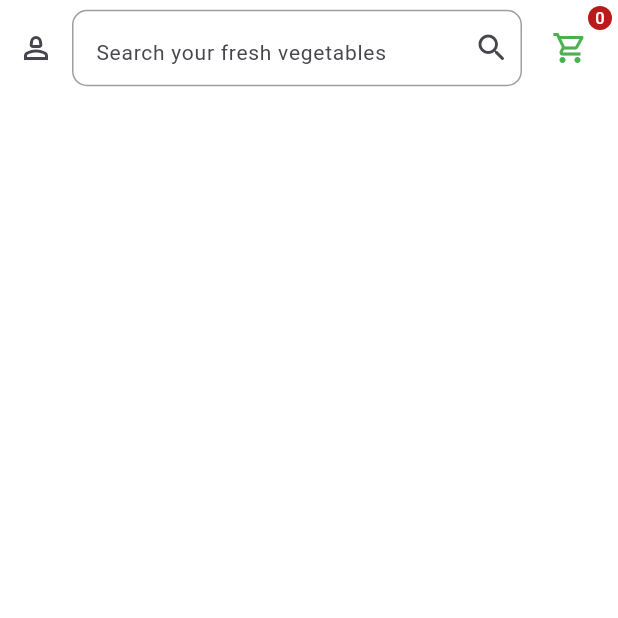
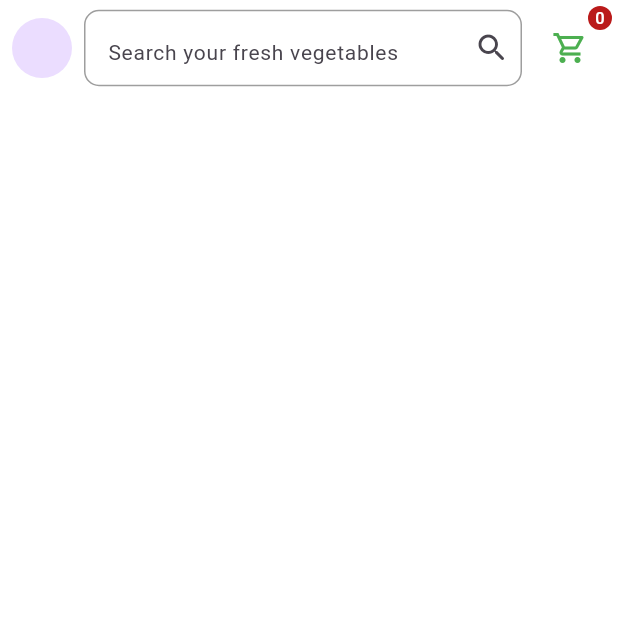
Before and after one commit to Deshifarmer-Ltd/farmingo-app, a Flutter app: the AllProductPage screen opened by its route, on a phone screen of 412 x 824 dp, the top half of it. Run offline on Flutter 3.47's test engine with Material 3 defaults, Android fonts, the phone set to English and light mode, and no system bars; our stand-ins replace awesome_dialog, carousel_slider, connectivity_plus, fluttertoast, gap, get and 1 more; accounts and stored records are empty; network calls fail.

Commit message:
user menu added / success & error msg added

```diff
--- a/lib/app/all_product/all_product_page.dart
+++ b/lib/app/all_product/all_product_page.dart
@@ -15,7 +15,7 @@ class AllProductPage extends GetView<CommonController> {
           child: Column(
         crossAxisAlignment: CrossAxisAlignment.start,
         children: [
-          const CustomAppbar(),
+           CustomAppbar(),
           Padding(
             padding: const EdgeInsets.only(left: 8.0),
             child: Text(
--- a/lib/app/home/home_binding.dart
+++ b/lib/app/home/home_binding.dart
@@ -1,9 +1,11 @@
 import 'package:get/get.dart';
+import '../auth/auth_controller.dart';
 import 'common_controller.dart';
 class HomeBindings extends Bindings {
   @override
   void dependencies() {
     Get.put(CommonController(),permanent: true);
+    Get.put(AuthController(),permanent: true);
 
   }
 }
--- a/lib/app/home/home_page.dart
+++ b/lib/app/home/home_page.dart
@@ -19,7 +19,7 @@ class HomePage extends GetView<CommonController> {
         child: SingleChildScrollView(
           child: Column(
             children: [
-              const CustomAppbar(),
+               CustomAppbar(),
               CarouselSlider(
                 items: [
                   Image.asset(
--- a/lib/app/test_page.dart
+++ b/lib/app/test_page.dart
@@ -13,7 +13,7 @@ class TestPage extends StatelessWidget {
           backgroundColor: Colors.deepPurple,
           leading: Icon(Icons.menu),
           title: Text('Farmingo'),
-          flexibleSpace: FlexibleSpaceBar(background:  const CustomAppbar()),
+          flexibleSpace: FlexibleSpaceBar(background:   CustomAppbar()),
           expandedHeight: 150,
             floating: false,
             pinned: true,
--- a/lib/widgets/custom_appbar.dart
+++ b/lib/widgets/custom_appbar.dart
@@ -1,31 +1,47 @@
-
+import 'package:farmingo/app/auth/auth_controller.dart';
 import 'package:farmingo/app/home/common_controller.dart';
 import 'package:flutter/material.dart';
 import 'package:get/get.dart';
+import 'package:popover/popover.dart';
 import '../app/routes/app_routes.dart';
 
 class CustomAppbar extends GetView<CommonController> {
-  const CustomAppbar({super.key});
+  CustomAppbar({super.key});
+
   //todo: make hint / font size dynamic for all screen
+  AuthController ctr = Get.find<AuthController>();
 
   @override
   Widget build(BuildContext context) {
+    return Obx(() {
       return Row(
         children: [
-        IconButton(
+          ctr.user.value == null
+              ? IconButton(
                   onPressed: () {
-
                     // Navigator.push(context, MaterialPageRoute(builder: (_)=>TestPage()));
 
                     Get.toNamed(AppRoutes.loginPath);
-
                   },
                   icon: const Icon(
                     Icons.person_2_outlined,
-            )),
+                  ))
+              :   PopupMenuButton(icon: CircleAvatar(
+            child: Text(ctr.userName.value),
+          ),itemBuilder: (ctx) {
+
+
+            return [
+              const PopupMenuItem(child: Text('Profile')),
+              const PopupMenuItem(child: Text('Order')),
+              const PopupMenuItem(child: Text('Logout')),
+
+
+            ];
+          }),
           Expanded(
             child: SizedBox(
-            height: MediaQuery.of(context).size.height* (1/15),
+              height: MediaQuery.of(context).size.height * (1 / 15),
               child: const Padding(
                 padding: EdgeInsets.symmetric(vertical: 2.0),
                 child: SearchBar(
@@ -35,24 +51,43 @@ class CustomAppbar extends GetView<CommonController> {
               ),
             ),
           ),
+
           Padding(
             padding: const EdgeInsets.all(8.0),
             child: Badge(
-            label:  Obx((){
-              return   Text(controller.cartItemList.length.toString());
+              label: Obx(() {
+                return Text(controller.cartItemList.length.toString());
+              }),
+              child: IconButton(
+                onPressed: () {
+                  Get.toNamed(AppRoutes.cartPath);
 
-    }) ,
-            child: IconButton(
-              onPressed: (){
-
-                Get.toNamed(AppRoutes.cartPath);
+                  // showPopover(
+                  //   height: 70,
+                  //     width: 50,
+                  //
+                  //     context: context,
+                  //     bodyBuilder: (ctx) => Column(
+                  //       children: [
+                  //         Container(width: 50,height: 20,child: Text('Profile',style: TextStyle(color: Colors.white),),color: Colors.green[300],),
+                  //         Container(width: 50,height: 20,child: Text('Order',style: TextStyle(color: Colors.white)),color: Colors.green[200],),
+                  //         Container(width: 50,height: 20,child: Text('Logout',style: TextStyle(color: Colors.white)),color: Colors.green[100],),
+                  //
+                  //
+                  //
+                  //
+                  //       ],
+                  //     ));
                 },
-
-              icon: const Icon(Icons.shopping_cart_outlined,color: Colors.green,),
+                icon: const Icon(
+                  Icons.shopping_cart_outlined,
+                  color: Colors.green,
+                ),
               ),
             ),
           ),
         ],
       );
+    });
   }
 }
--- a/pubspec.yaml
+++ b/pubspec.yaml
@@ -41,6 +41,8 @@ dependencies:
   carousel_slider: ^5.0.0
   connectivity_plus: ^6.1.0
   fluttertoast: ^8.2.10
+  awesome_dialog: ^3.2.1
+  popover: ^0.3.1
 #  lottie: ^3.3.0
 
 
```
Also changed, not shown: lib/app/auth/auth_controller.dart (+19 -2 lines), lib/app/auth/login_page.dart (+31 -5 lines), lib/app/cart/cart_page.dart (+54 -45 lines), lib/main.dart (+4 -9 lines), pubspec.lock. Lines whose indentation alone changed are shown as unchanged.
